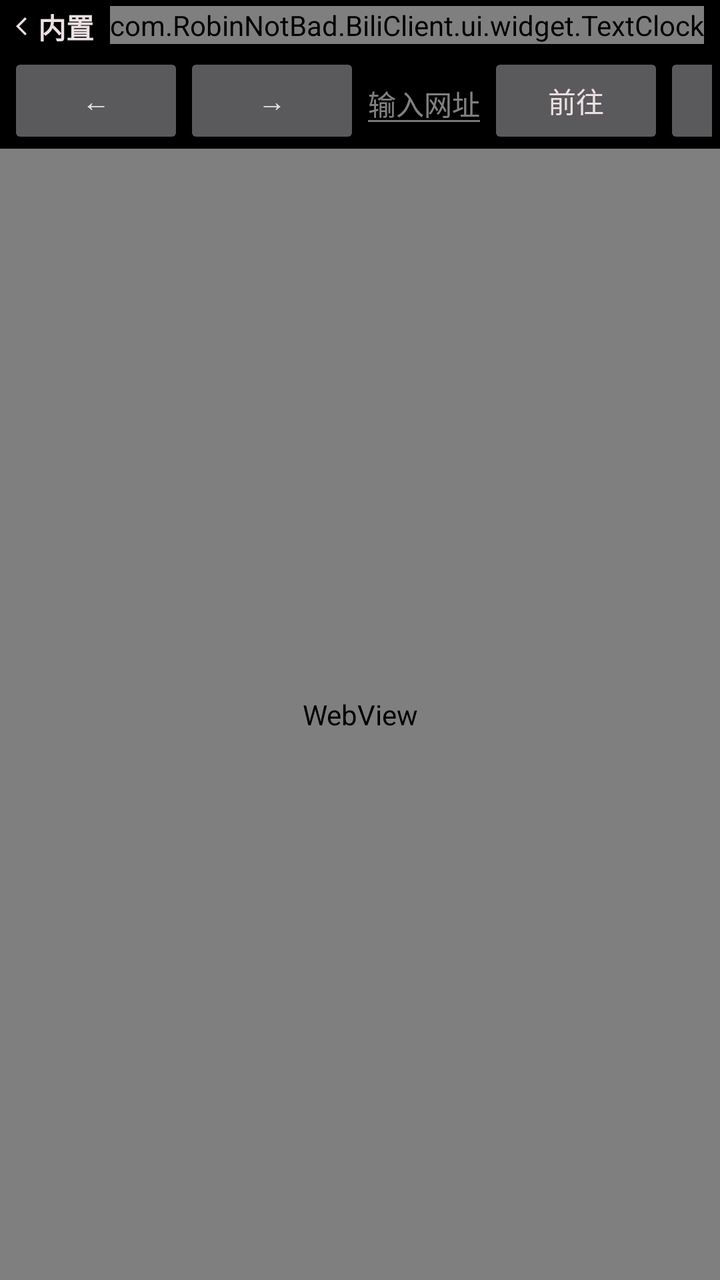
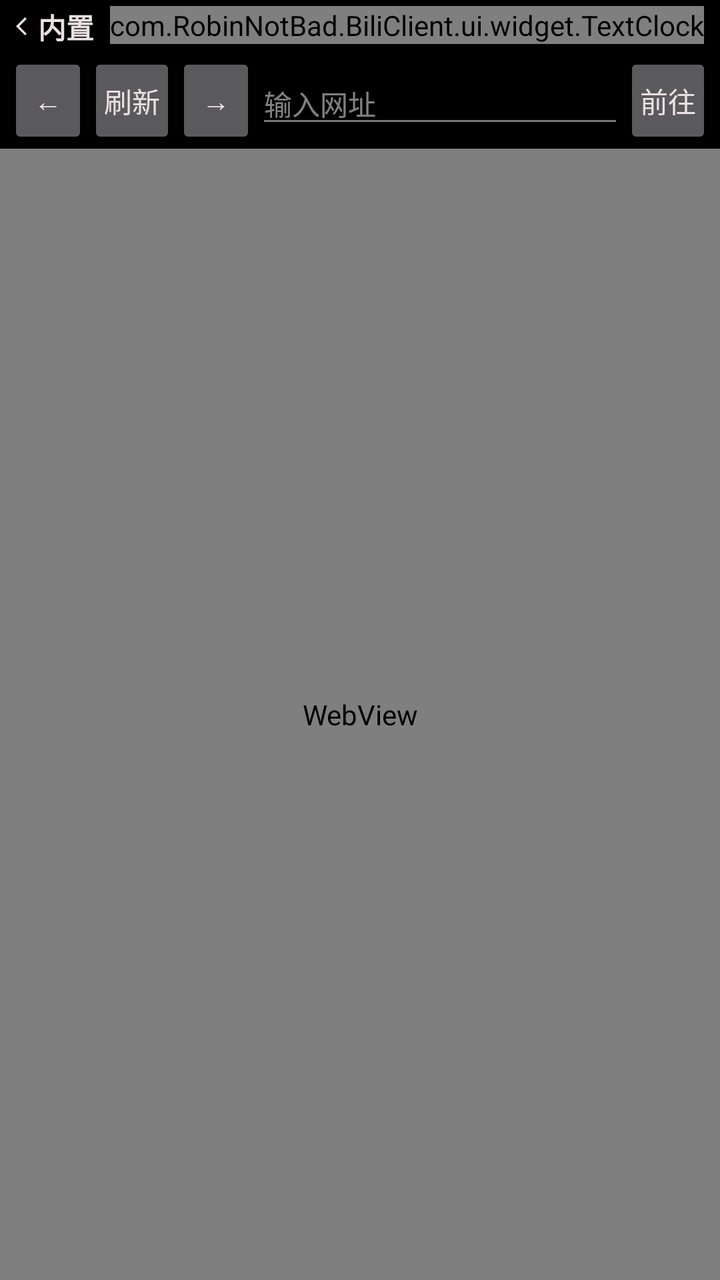

Compare the two renders of this Android layout. The source of the first and the diff that turns it into the second are given below.
<!-- AndroidManifest.xml: application theme Theme.BiliClient -->
<!-- res/layout/activity_browser.xml -->
<?xml version="1.0" encoding="utf-8"?>
<RelativeLayout xmlns:android="http://schemas.android.com/apk/res/android"
    xmlns:app="http://schemas.android.com/apk/res-auto"
    android:layout_width="match_parent"
    android:layout_height="match_parent">

    <RelativeLayout
        android:id="@+id/top"
        android:layout_width="match_parent"
        android:layout_height="wrap_content"
        android:layout_alignParentTop="true">

        <TextView
            android:id="@+id/pageName"
            android:layout_width="match_parent"
            android:layout_height="wrap_content"
            android:layout_alignParentStart="true"
            android:layout_alignParentLeft="true"
            android:layout_marginVertical="3dp"
            android:layout_marginStart="8dp"
            android:layout_toStartOf="@id/timeText"
            android:layout_toLeftOf="@id/timeText"
            android:lines="1"
            android:text="内置浏览器"
            android:textStyle="bold"
            app:drawableStartCompat="@drawable/arrow_back" />

        <com.RobinNotBad.BiliClient.ui.widget.TextClock
            android:id="@+id/timeText"
            android:layout_width="wrap_content"
            android:layout_height="wrap_content"
            android:layout_marginEnd="8dp"
            android:layout_marginVertical="3dp"
            android:layout_alignParentRight="true"
            android:layout_alignParentEnd="true" />
    </RelativeLayout>

    <LinearLayout
        android:id="@+id/browser_bar"
        android:layout_width="match_parent"
        android:layout_height="wrap_content"
        android:layout_below="@id/top"
        android:orientation="horizontal"
        android:paddingHorizontal="4dp"
        android:gravity="center_vertical">

        <Button
            android:id="@+id/btn_back"
            android:layout_width="wrap_content"
            android:layout_height="wrap_content"
            android:text="←" />

        <Button
            android:id="@+id/btn_forward"
            android:layout_width="wrap_content"
            android:layout_height="wrap_content"
            android:text="→" />

        <EditText
            android:id="@+id/browser_url"
            android:layout_width="0dp"
            android:layout_height="wrap_content"
            android:layout_weight="1"
            android:hint="输入网址"
            android:inputType="textUri"
            android:imeOptions="actionGo"
            android:singleLine="true" />

        <Button
            android:id="@+id/btn_go"
            android:layout_width="wrap_content"
            android:layout_height="wrap_content"
            android:text="前往" />

        <Button
            android:id="@+id/btn_refresh"
            android:layout_width="wrap_content"
            android:layout_height="wrap_content"
            android:text="刷新" />
    </LinearLayout>

    <WebView
        android:id="@+id/browser_webview"
        android:layout_width="match_parent"
        android:layout_height="match_parent"
        android:layout_below="@id/browser_bar" />

</RelativeLayout>
<!-- resources referenced by this layout -->
<resources>
  <!-- drawable arrow_back (drawable) -->
  <vector xmlns:android="http://schemas.android.com/apk/res/android"
      android:width="11dp"
      android:height="11dp"
      android:viewportWidth="24"
      android:viewportHeight="24">
      <path
          android:fillColor="#ebe0e2"
          android:pathData="M11.67,3.87L9.9,2.1 0,12l9.9,9.9 1.77,-1.77L3.54,12z" />
  </vector>
  <color name="bgblack">#000000</color>
  <color name="pink">#FBFB8787</color>
  <color name="textwhite">#ebe0e2</color>
  <style name="TextViewSytle" parent="Widget.AppCompat.TextView">
          <item name="android:textSize">14sp</item>
          #设置默认字体大小，某些设备的默认字体偏大
      </style>
  <style name="EditTextStyle" parent="Widget.AppCompat.EditText">
          <item name="android:textColorHint">#80ffffff</item>
          <item name="android:textCursorDrawable">@drawable/cursor_drawable</item>
          <item name="android:textColor">@color/textwhite</item>
      </style>
  <style name="CardStyle" parent="Widget.MaterialComponents.CardView">
          <item name="rippleColor" tools:ignore="PrivateResource">@color/mtrl_btn_ripple_color</item>
          <item name="android:foreground">?android:attr/selectableItemBackground</item>
          <item name="cardBackgroundColor">#cc262626</item>
          <item name="cardCornerRadius">@dimen/card_round</item>
          <item name="android:clickable">true</item>
          <item name="android:focusable">true</item>
      </style>
  <style name="ButtonStyle" parent="Widget.MaterialComponents.Button">
          <item name="backgroundTint">#cc262626</item>
          <item name="cornerRadius">@dimen/card_round</item>
          <item name="android:textColor">@color/textwhite</item>
          <item name="android:insetTop">2dp</item>
          <item name="android:insetBottom">2dp</item>
          <item name="android:paddingLeft">2dp</item>
          <item name="android:paddingRight">2dp</item>
          <item name="android:clickable">true</item>
          <item name="android:focusable">true</item>
      </style>
  <style name="SwitchCompatStyle" parent="Widget.AppCompat.CompoundButton.Switch">
          <item name="android:paddingLeft">6dp</item>
          <item name="android:paddingRight">2dp</item>
          <item name="android:background">@drawable/background_edittext_setting</item>
          <item name="android:textColor">@color/textwhite</item>
      </style>
  <style name="RadioButtonStyle" parent="Widget.MaterialComponents.CompoundButton.RadioButton">
          <item name="android:minHeight">10dp</item>
      </style>
  <style name="ListStyle">
          <item name="android:descendantFocusability">afterDescendants</item>
      </style>
  <color name="color_ripple">#78FEFEFE</color>
  <!-- drawable cursor_drawable (drawable) -->
  <?xml version="1.0" encoding="utf-8"?>
  <shape xmlns:android="http://schemas.android.com/apk/res/android">
      <solid android:color="#eeFB7299" />
      <size android:width="2dp" />
  </shape>
  <dimen name="card_round">6dp</dimen>
  <!-- drawable background_edittext_setting (drawable) -->
  <?xml version="1.0" encoding="utf-8"?>
  <shape xmlns:android="http://schemas.android.com/apk/res/android">
      <solid android:color="#cc262626" />
      <stroke
          android:width="@dimen/card_stroke"
          android:color="#70707070" />
      <corners android:radius="@dimen/card_round" />
  </shape>
  <dimen name="card_stroke">0dp</dimen>
  <!-- unchanged entries left out for length: 1 -->
</resources>

<!-- the commit's change to res/layout/activity_browser.xml (unified diff, before → after) -->
@@ -48,12 +48,24 @@
             android:id="@+id/btn_back"
             android:layout_width="wrap_content"
             android:layout_height="wrap_content"
+            android:minWidth="40dp"
+            android:paddingHorizontal="8dp"
             android:text="←" />
+
+        <Button
+            android:id="@+id/btn_refresh"
+            android:layout_width="wrap_content"
+            android:layout_height="wrap_content"
+            android:minWidth="40dp"
+            android:paddingHorizontal="8dp"
+            android:text="刷新" />
 
         <Button
             android:id="@+id/btn_forward"
             android:layout_width="wrap_content"
             android:layout_height="wrap_content"
+            android:minWidth="40dp"
+            android:paddingHorizontal="8dp"
             android:text="→" />
 
         <EditText
@@ -70,13 +82,9 @@
             android:id="@+id/btn_go"
             android:layout_width="wrap_content"
             android:layout_height="wrap_content"
+            android:minWidth="40dp"
+            android:paddingHorizontal="8dp"
             android:text="前往" />
-
-        <Button
-            android:id="@+id/btn_refresh"
-            android:layout_width="wrap_content"
-            android:layout_height="wrap_content"
-            android:text="刷新" />
     </LinearLayout>
 
     <WebView
